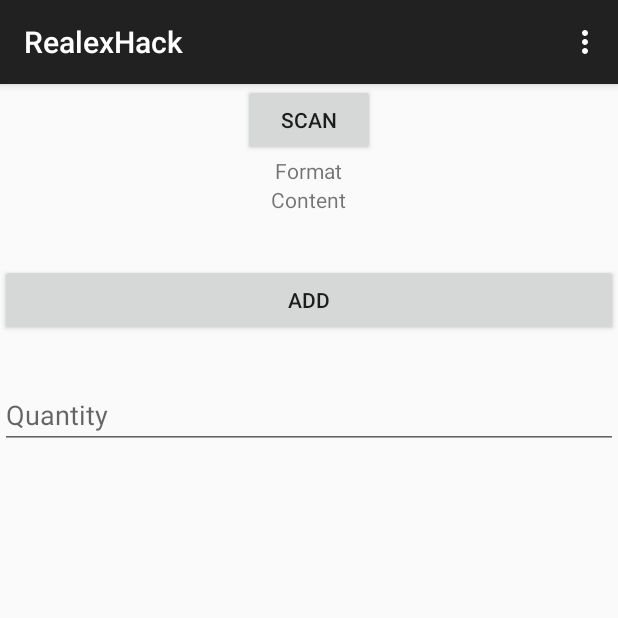
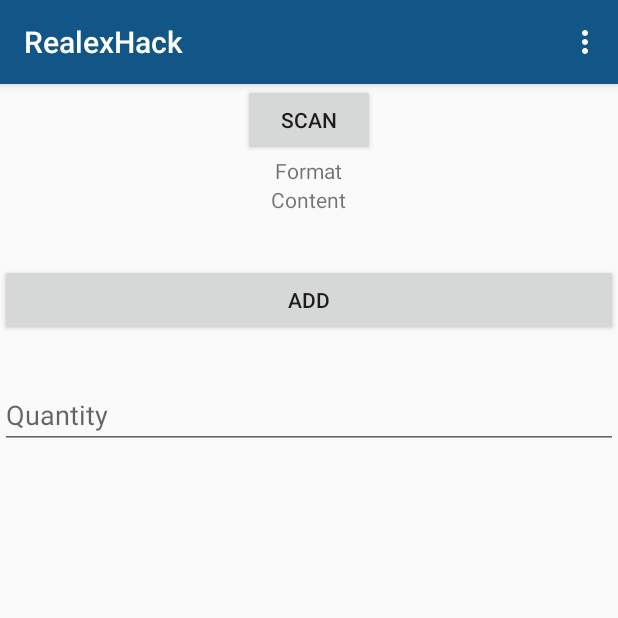
Before and after one commit to realexhack/RealexHack, an Android app: the ScannerActivity screen opened directly, with no data from a screen before it, on a phone screen of 412 x 824 dp, the top half of it. Run offline under Robolectric (Android 15) with nearby library versions, the phone set to English and light mode, and no system bars.

Commit message:
added Material Design Theme

```diff
--- a/app/build.gradle
+++ b/app/build.gradle
@@ -30,6 +30,7 @@ dependencies {
     compile fileTree(include: ['*.jar'], dir: 'libs')
     compile 'com.estimote:sdk:0.9.4@aar'
     compile 'com.android.support:appcompat-v7:21.0.+'
+    compile 'com.android.support:design:23.0.1'
     compile 'com.realexpayments.hpp.sdk:rxp-hpp-android:1.0'
     compile 'com.postquantum.pqcheck:pqcheck-android-sdk:1.0.0-beta2'
 }
--- a/app/src/main/AndroidManifest.xml
+++ b/app/src/main/AndroidManifest.xml
@@ -3,10 +3,11 @@
     package="realexhack.realexhack" >
 
     <application
+
         android:allowBackup="true"
         android:icon="@mipmap/ic_launcher"
         android:label="@string/app_name"
-        android:theme="@style/AppTheme" >
+        android:theme="@style/MyMaterialTheme" >
         <activity
             android:name=".MainActivity"
             android:label="@string/app_name" >
--- a/app/src/main/java/Repository/Trolley.java
+++ b/app/src/main/java/Repository/Trolley.java
@@ -15,6 +15,10 @@ public class Trolley {
     public Trolley(List<TrolleyItem> items) {
         this.items = items;
     }
+
+    public Trolley() {
+    }
+
     public List<TrolleyItem> getItems() {
         return items;
     }
--- /dev/null
+++ b/app/src/main/res/values-v21/styles.xml
@@ -0,0 +1,11 @@
+<resources>
+
+    <style name="MyMaterialTheme" parent="MyMaterialTheme.Base">
+        <item name="android:windowContentTransitions">true</item>
+        <item name="android:windowAllowEnterTransitionOverlap">true</item>
+        <item name="android:windowAllowReturnTransitionOverlap">true</item>
+        <item name="android:windowSharedElementEnterTransition">@android:transition/move</item>
+        <item name="android:windowSharedElementExitTransition">@android:transition/move</item>
+    </style>
+
+</resources>
--- /dev/null
+++ b/app/src/main/res/values/colors.xml
@@ -0,0 +1,9 @@
+<?xml version="1.0" encoding="utf-8"?>
+<resources>
+    <color name="colorPrimary">#125688</color>
+    <color name="colorPrimaryDark">#125688</color>
+    <color name="textColorPrimary">#FFFFFF</color>
+    <color name="windowBackground">#FFFFFF</color>
+    <color name="navigationBarColor">#000000</color>
+    <color name="colorAccent">#c8e8ff</color>
+</resources>
--- a/app/src/main/res/values/styles.xml
+++ b/app/src/main/res/values/styles.xml
@@ -1,8 +1,15 @@
 <resources>
 
-    <!-- Base application theme. -->
-    <style name="AppTheme" parent="Theme.AppCompat.Light.DarkActionBar">
-        <!-- Customize your theme here. -->
+    <style name="MyMaterialTheme" parent="MyMaterialTheme.Base">
+
+    </style>
+
+    <style name="MyMaterialTheme.Base" parent="Theme.AppCompat.Light.DarkActionBar">
+        <item name="windowNoTitle">false</item>
+        <item name="windowActionBar">true</item>
+        <item name="colorPrimary">@color/colorPrimary</item>
+        <item name="colorPrimaryDark">@color/colorPrimaryDark</item>
+        <item name="colorAccent">@color/colorAccent</item>
     </style>
 
 </resources>
```
Also changed, not shown: app/src/main/java/Controller/TrolleyController.java (added, +40 -0 lines), app/src/main/java/realexhack/realexhack/MainActivity.java (+8 -7 lines), 1 other file.
